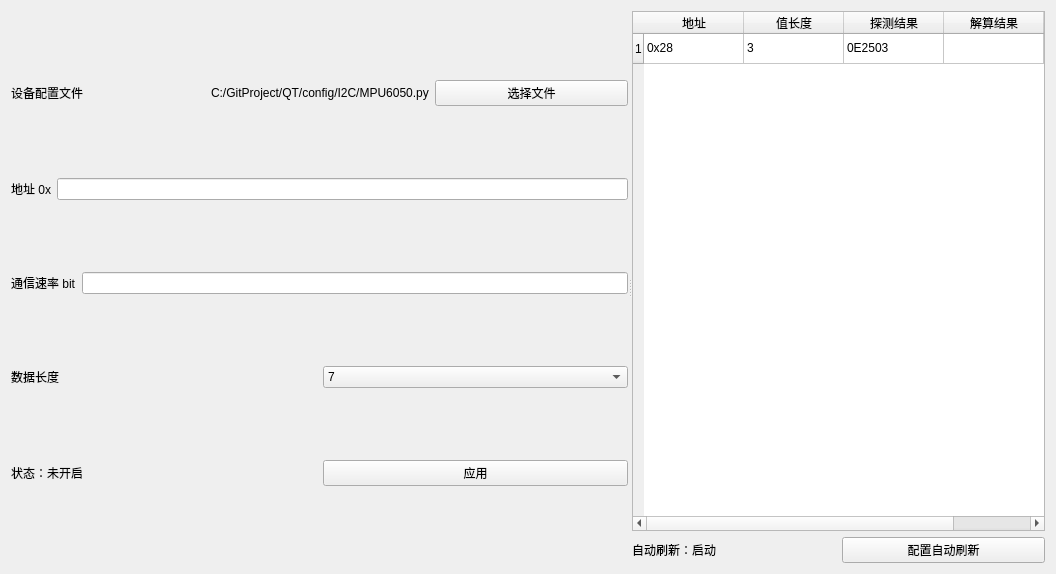
xutongxin1/WirelessMonitor, file components/IICDeviceBasic/IICDeviceEach.ui: the form before one commit.
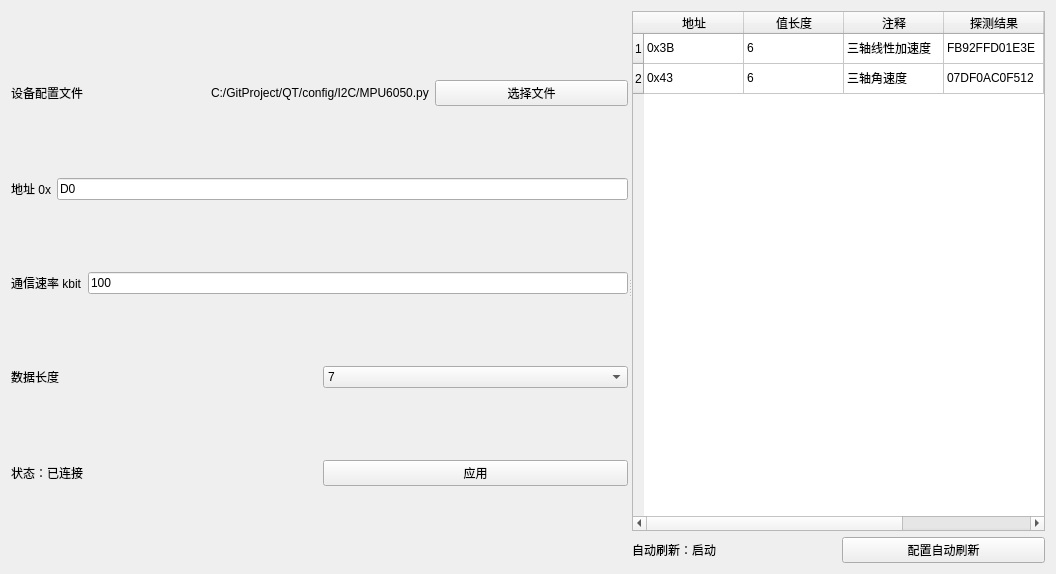
The form after the commit. Custom widgets are drawn as their Qt base class.

Diff of the .ui file:
```diff
--- a/components/IICDeviceBasic/IICDeviceEach.ui
+++ b/components/IICDeviceBasic/IICDeviceEach.ui
@@ -62,7 +62,11 @@
           </widget>
          </item>
          <item>
-          <widget class="QLineEdit" name="lineEdit"/>
+          <widget class="QLineEdit" name="lineEdit">
+           <property name="text">
+            <string>D0</string>
+           </property>
+          </widget>
          </item>
         </layout>
        </item>
@@ -71,12 +75,16 @@
          <item>
           <widget class="QLabel" name="label_2">
            <property name="text">
-            <string>通信速率 bit</string>
+            <string>通信速率 kbit</string>
            </property>
           </widget>
          </item>
          <item>
-          <widget class="QLineEdit" name="lineEdit_2"/>
+          <widget class="QLineEdit" name="lineEdit_2">
+           <property name="text">
+            <string>100</string>
+           </property>
+          </widget>
          </item>
         </layout>
        </item>
@@ -110,7 +118,7 @@
          <item>
           <widget class="QLabel" name="state">
            <property name="text">
-            <string>状态：未开启</string>
+            <string>状态：已连接</string>
            </property>
           </widget>
          </item>
@@ -134,6 +142,11 @@
            <string>1</string>
           </property>
          </row>
+         <row>
+          <property name="text">
+           <string>2</string>
+          </property>
+         </row>
          <column>
           <property name="text">
            <string>地址</string>
@@ -144,6 +157,11 @@
            <string>值长度</string>
           </property>
          </column>
+         <column>
+          <property name="text">
+           <string>注释</string>
+          </property>
+         </column>
          <column>
           <property name="text">
            <string>探测结果</string>
@@ -161,17 +179,42 @@
          </column>
          <item row="0" column="0">
           <property name="text">
-           <string>0x28</string>
+           <string>0x3B</string>
           </property>
          </item>
          <item row="0" column="1">
           <property name="text">
-           <string>3</string>
+           <string>6</string>
           </property>
          </item>
          <item row="0" column="2">
           <property name="text">
-           <string>0E2503</string>
+           <string>三轴线性加速度</string>
+          </property>
+         </item>
+         <item row="0" column="3">
+          <property name="text">
+           <string>FB92FFD01E3E</string>
+          </property>
+         </item>
+         <item row="1" column="0">
+          <property name="text">
+           <string>0x43</string>
+          </property>
+         </item>
+         <item row="1" column="1">
+          <property name="text">
+           <string>6</string>
+          </property>
+         </item>
+         <item row="1" column="2">
+          <property name="text">
+           <string>三轴角速度</string>
+          </property>
+         </item>
+         <item row="1" column="3">
+          <property name="text">
+           <string>07DF0AC0F512</string>
           </property>
          </item>
         </widget>
```
